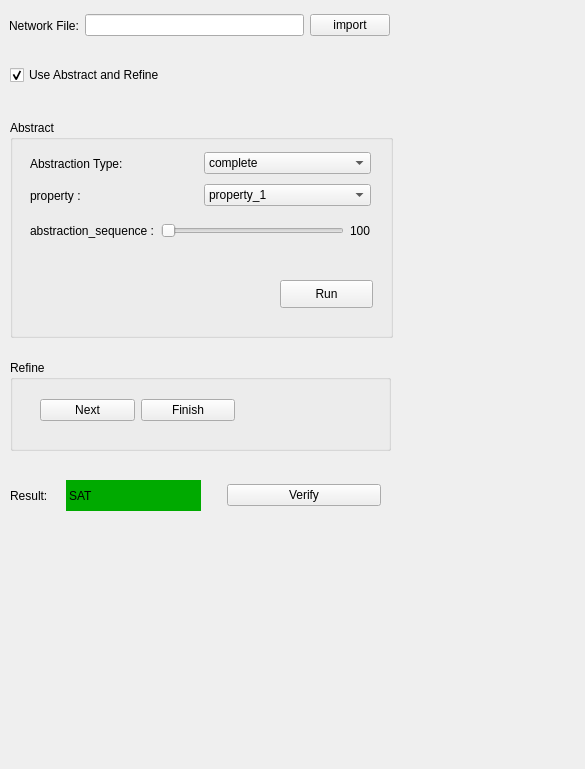
Old version of the form marabou.ui in the repository Huangxiaoze/graduate.
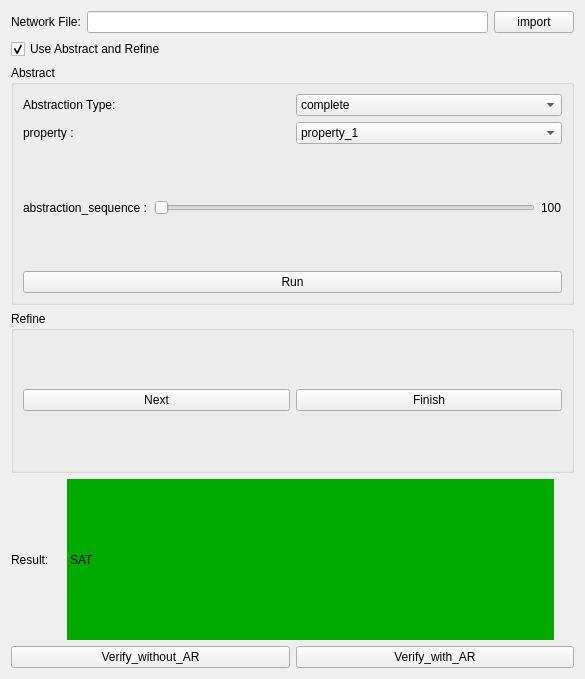
New version of the form.

Commit message: add verify without AR

The edit to the form file:
```diff
--- a/marabou.ui
+++ b/marabou.ui
@@ -7,7 +7,7 @@
     <x>0</x>
     <y>0</y>
     <width>585</width>
-    <height>769</height>
+    <height>679</height>
    </rect>
   </property>
   <property name="maximumSize">
@@ -19,15 +19,8 @@
   <property name="windowTitle">
    <string>Form</string>
   </property>
-  <widget class="QWidget" name="horizontalLayoutWidget">
-   <property name="geometry">
-    <rect>
-     <x>9</x>
-     <y>10</y>
-     <width>381</width>
-     <height>31</height>
-    </rect>
-   </property>
+  <layout class="QVBoxLayout" name="verticalLayout">
+   <item>
    <layout class="QHBoxLayout" name="horizontalLayout">
     <item>
      <widget class="QLabel" name="label">
@@ -47,112 +40,34 @@
      </widget>
     </item>
    </layout>
-  </widget>
-  <widget class="QWidget" name="horizontalLayoutWidget_3">
-   <property name="geometry">
-    <rect>
-     <x>10</x>
-     <y>480</y>
-     <width>371</width>
-     <height>31</height>
-    </rect>
-   </property>
-   <layout class="QHBoxLayout" name="horizontalLayout_3">
-    <item>
-     <widget class="QLabel" name="label_3">
-      <property name="maximumSize">
-       <size>
-        <width>50</width>
-        <height>16777215</height>
-       </size>
-      </property>
-      <property name="text">
-       <string>Result:</string>
-      </property>
-     </widget>
     </item>
     <item>
-     <widget class="QLabel" name="label_4">
-      <property name="styleSheet">
-       <string notr="true">background:rgb(0, 170, 0);border-radius:100%;width:100%;height:100%;margin-right:20px;text-align:center;</string>
-      </property>
-      <property name="text">
-       <string>SAT</string>
-      </property>
-     </widget>
-    </item>
+    <layout class="QHBoxLayout" name="horizontalLayout_7">
     <item>
-     <widget class="QPushButton" name="verify_pushbutton">
+      <widget class="QCheckBox" name="ar_checkbox">
       <property name="text">
-       <string>Verify</string>
-      </property>
-      <property name="default">
-       <bool>false</bool>
+        <string>Use Abstract and Refine</string>
+       </property>
+       <property name="checked">
+        <bool>true</bool>
       </property>
      </widget>
     </item>
    </layout>
-  </widget>
-  <widget class="QGroupBox" name="groupBox">
-   <property name="geometry">
-    <rect>
-     <x>10</x>
-     <y>360</y>
-     <width>381</width>
-     <height>91</height>
-    </rect>
-   </property>
-   <property name="title">
-    <string>Refine</string>
-   </property>
-   <widget class="QWidget" name="horizontalLayoutWidget_4">
-    <property name="geometry">
-     <rect>
-      <x>30</x>
-      <y>30</y>
-      <width>195</width>
-      <height>41</height>
-     </rect>
-    </property>
-    <layout class="QHBoxLayout" name="horizontalLayout_4">
-     <item>
-      <widget class="QPushButton" name="refine_next">
-       <property name="text">
-        <string>Next</string>
-       </property>
-      </widget>
      </item>
      <item>
-      <widget class="QPushButton" name="refine_finish">
-       <property name="text">
-        <string>Finish</string>
-       </property>
-      </widget>
-     </item>
-    </layout>
-   </widget>
-  </widget>
   <widget class="QGroupBox" name="groupBox_2">
-   <property name="geometry">
-    <rect>
-     <x>10</x>
-     <y>120</y>
-     <width>383</width>
-     <height>218</height>
-    </rect>
+     <property name="minimumSize">
+      <size>
+       <width>0</width>
+       <height>240</height>
+      </size>
    </property>
    <property name="title">
     <string>Abstract</string>
    </property>
-   <widget class="QWidget" name="horizontalLayoutWidget_2">
-    <property name="geometry">
-     <rect>
-      <x>20</x>
-      <y>30</y>
-      <width>341</width>
-      <height>27</height>
-     </rect>
-    </property>
+     <layout class="QVBoxLayout" name="verticalLayout_2">
+      <item>
     <layout class="QHBoxLayout" name="horizontalLayout_2">
      <item>
       <widget class="QLabel" name="label_2">
@@ -181,32 +96,8 @@
       </widget>
      </item>
     </layout>
-   </widget>
-   <widget class="QPushButton" name="run_abstract">
-    <property name="geometry">
-     <rect>
-      <x>270</x>
-      <y>160</y>
-      <width>93</width>
-      <height>28</height>
-     </rect>
-    </property>
-    <property name="styleSheet">
-     <string notr="true"/>
-    </property>
-    <property name="text">
-     <string>Run</string>
-    </property>
-   </widget>
-   <widget class="QWidget" name="horizontalLayoutWidget_5">
-    <property name="geometry">
-     <rect>
-      <x>20</x>
-      <y>60</y>
-      <width>341</width>
-      <height>31</height>
-     </rect>
-    </property>
+      </item>
+      <item>
     <layout class="QHBoxLayout" name="horizontalLayout_5">
      <item>
       <widget class="QLabel" name="label_5">
@@ -385,16 +276,8 @@
       </widget>
      </item>
     </layout>
-   </widget>
-   <widget class="QWidget" name="horizontalLayoutWidget_6">
-    <property name="geometry">
-     <rect>
-      <x>20</x>
-      <y>100</y>
-      <width>341</width>
-      <height>21</height>
-     </rect>
-    </property>
+      </item>
+      <item>
     <layout class="QHBoxLayout" name="horizontalLayout_6">
      <item>
       <widget class="QLabel" name="label_6">
@@ -424,30 +307,96 @@
       </widget>
      </item>
     </layout>
-   </widget>
-  </widget>
-  <widget class="QWidget" name="horizontalLayoutWidget_7">
-   <property name="geometry">
-    <rect>
-     <x>10</x>
-     <y>50</y>
-     <width>381</width>
-     <height>51</height>
-    </rect>
-   </property>
-   <layout class="QHBoxLayout" name="horizontalLayout_7">
+      </item>
+      <item>
+       <widget class="QPushButton" name="run_abstract">
+        <property name="styleSheet">
+         <string notr="true"/>
+        </property>
+        <property name="text">
+         <string>Run</string>
+        </property>
+       </widget>
+      </item>
+     </layout>
+    </widget>
+   </item>
+   <item>
+    <widget class="QGroupBox" name="groupBox">
+     <property name="title">
+      <string>Refine</string>
+     </property>
+     <layout class="QVBoxLayout" name="verticalLayout_3">
     <item>
-     <widget class="QCheckBox" name="ar_checkbox">
+       <layout class="QHBoxLayout" name="horizontalLayout_4">
+        <item>
+         <widget class="QPushButton" name="refine_next">
       <property name="text">
-       <string>Use Abstract and Refine</string>
-      </property>
-      <property name="checked">
-       <bool>true</bool>
+           <string>Next</string>
+          </property>
+         </widget>
+        </item>
+        <item>
+         <widget class="QPushButton" name="refine_finish">
+          <property name="text">
+           <string>Finish</string>
       </property>
      </widget>
     </item>
    </layout>
-  </widget>
+      </item>
+     </layout>
+    </widget>
+   </item>
+   <item>
+    <layout class="QHBoxLayout" name="horizontalLayout_3">
+     <item>
+      <widget class="QLabel" name="label_3">
+       <property name="maximumSize">
+        <size>
+         <width>50</width>
+         <height>16777215</height>
+        </size>
+       </property>
+       <property name="text">
+        <string>Result:</string>
+       </property>
+      </widget>
+     </item>
+     <item>
+      <widget class="QLabel" name="label_4">
+       <property name="styleSheet">
+        <string notr="true">background:rgb(0, 170, 0);border-radius:100%;width:100%;height:100%;margin-right:20px;text-align:center;</string>
+       </property>
+       <property name="text">
+        <string>SAT</string>
+       </property>
+      </widget>
+     </item>
+    </layout>
+   </item>
+   <item>
+    <layout class="QHBoxLayout" name="horizontalLayout_8">
+     <item>
+      <widget class="QPushButton" name="verify_without_ar">
+       <property name="text">
+        <string>Verify_without_AR</string>
+       </property>
+      </widget>
+     </item>
+     <item>
+      <widget class="QPushButton" name="verify_with_ar">
+       <property name="text">
+        <string>Verify_with_AR</string>
+       </property>
+       <property name="default">
+        <bool>false</bool>
+       </property>
+      </widget>
+     </item>
+    </layout>
+   </item>
+  </layout>
  </widget>
  <resources/>
  <connections/>
```
Lines whose indentation alone changed are shown as unchanged. The commit also changes 64 other files.
